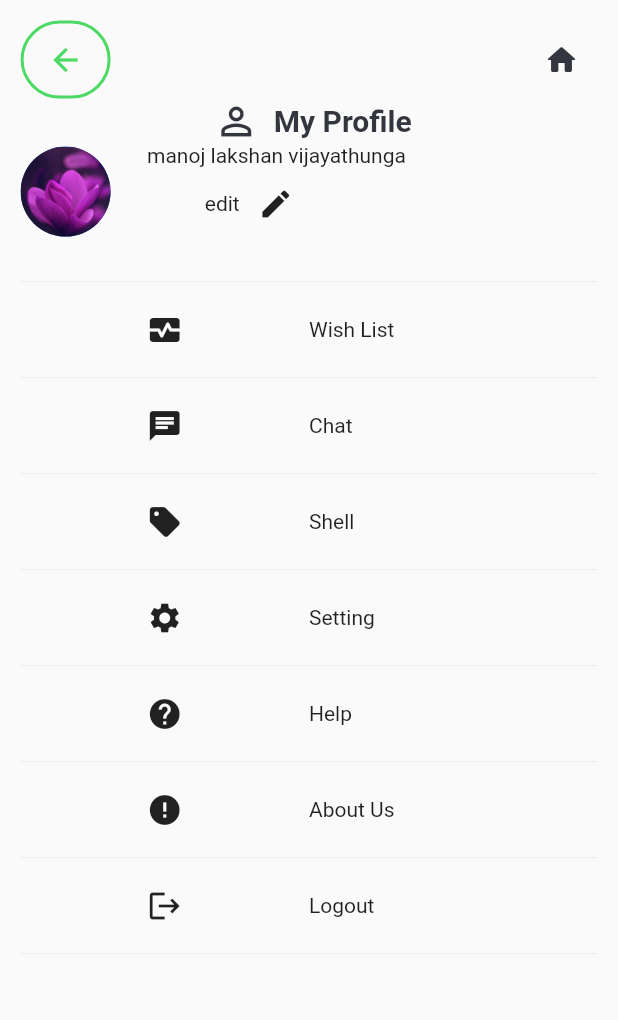
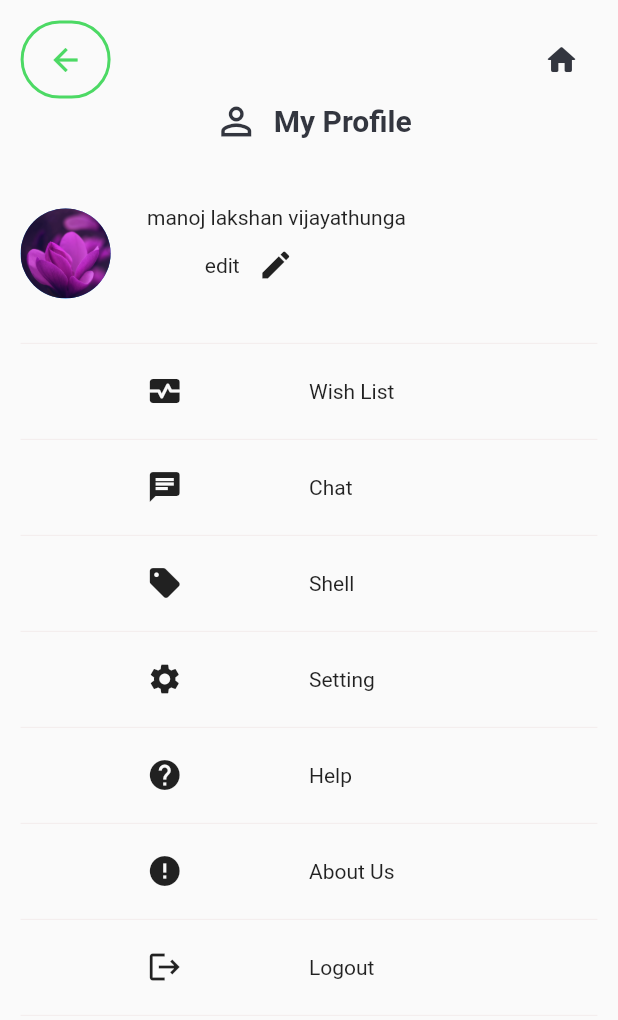
Before and after one commit to virokalu/ProjectBloem, a Flutter app: the screen it shows after launch, on a phone screen of 412 x 824 dp. Shown: the top 1020 px of the screen. Run offline on Flutter 3.47's test engine with Material 2 defaults, Android fonts, the phone set to English and light mode, and no system bars; our stand-ins replace device_preview.

Commit message:
updated profile screen

```diff
--- a/lib/screens/user_profile/profile.dart
+++ b/lib/screens/user_profile/profile.dart
@@ -21,6 +21,7 @@ class UserProfile extends StatelessWidget {
             child: ListView(
               children: [
                 const ButtonText(text: " My Profile", icon: Icons.person_outline),
+                SizedBox(height: height/20),
                 userdetail(name: "       manoj lakshan vijayathunga", image: "images/background1.jpg"),
                 const SizedBox(height: 20,),
                 const Divider(color: Color.fromARGB(255, 243, 236, 236)),
```
Also changed, not shown: pubspec.lock.
